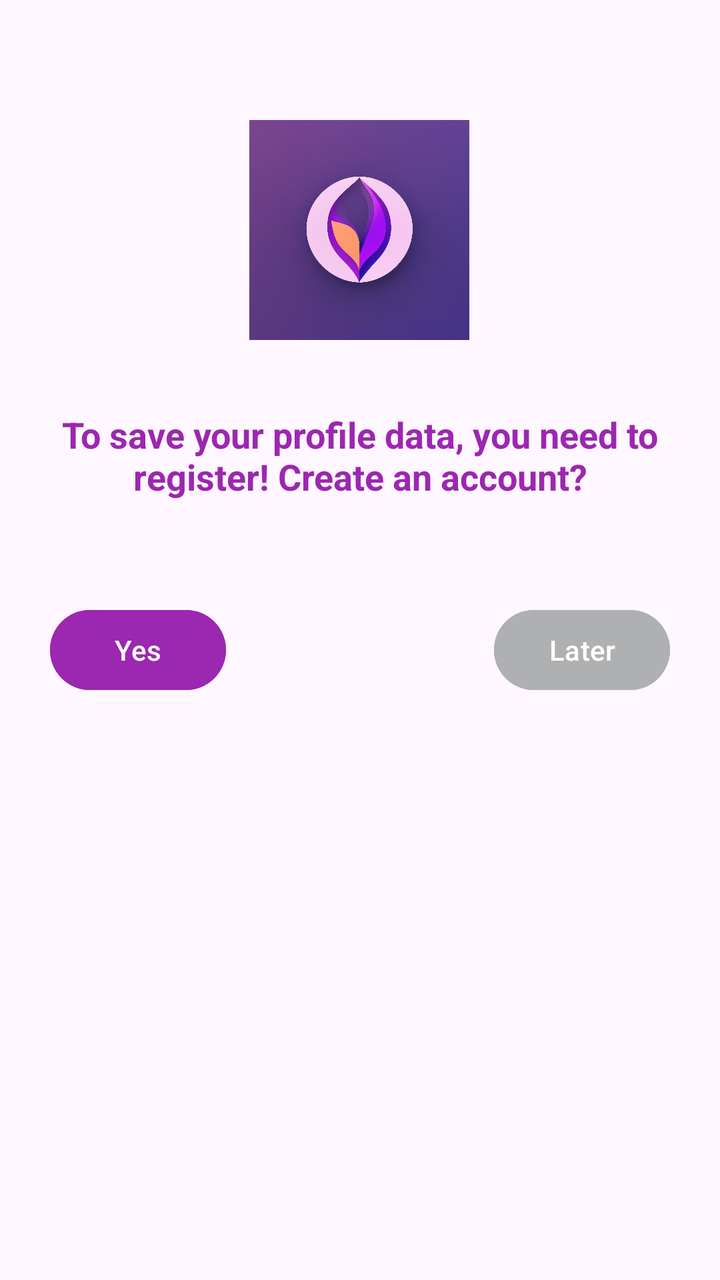
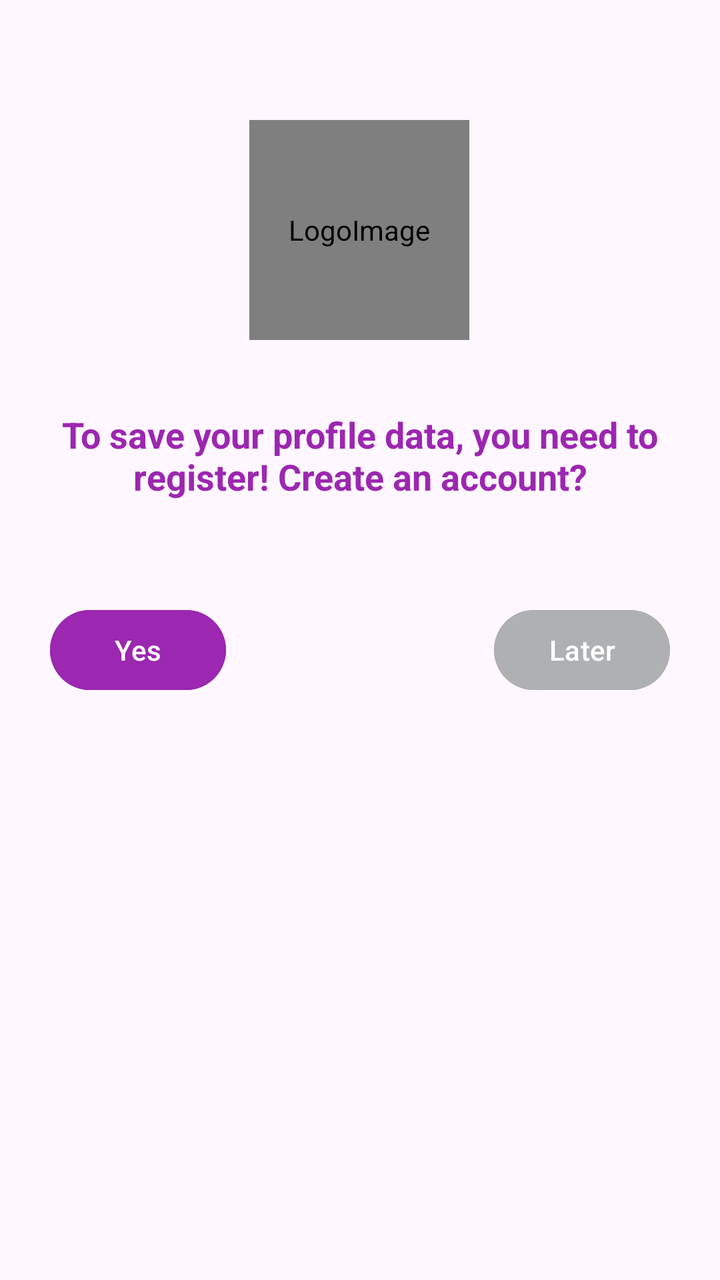

Before-and-after screenshots of an Android layout around one commit, followed by the original layout XML and the change that was made.
<!-- AndroidManifest.xml: application theme Theme.AppFond -->
<!-- res/layout/activity_unlogin_profileview.xml -->
<?xml version="1.0" encoding="utf-8"?>
<androidx.constraintlayout.widget.ConstraintLayout xmlns:android="http://schemas.android.com/apk/res/android"
    xmlns:app="http://schemas.android.com/apk/res-auto"
    xmlns:tools="http://schemas.android.com/tools"
    android:layout_width="match_parent"
    android:layout_height="match_parent"
    tools:context=".UnLoginProfileViewActivity">

    <ImageView
        android:id="@+id/imageLogoUnLogin"
        android:layout_width="110dp"
        android:layout_height="110dp"
        android:layout_marginStart="152dp"
        android:layout_marginTop="60dp"
        android:layout_marginEnd="153dp"
        app:layout_constraintEnd_toEndOf="parent"
        app:layout_constraintStart_toStartOf="parent"
        app:layout_constraintTop_toTopOf="parent"
        app:srcCompat="@drawable/epicheck_logo"
        android:contentDescription="LOGO" />

    <TextView
        android:id="@+id/textView19"
        android:layout_width="0dp"
        android:layout_height="81dp"
        android:layout_marginStart="10dp"
        android:layout_marginTop="35dp"
        android:layout_marginEnd="10dp"
        android:text="@string/_456"
        android:textAlignment="center"
        android:textColor="#9C27B0"
        android:textSize="18sp"
        android:textStyle="bold"
        app:layout_constraintEnd_toEndOf="parent"
        app:layout_constraintStart_toStartOf="parent"
        app:layout_constraintTop_toBottomOf="@+id/imageLogoUnLogin" />

    <Button
        android:id="@+id/buttonCreateAcc"
        android:layout_width="wrap_content"
        android:layout_height="wrap_content"
        android:layout_marginStart="25dp"
        android:layout_marginTop="15dp"
        android:backgroundTint="#9C27B0"
        android:text="@string/textYes"
        app:layout_constraintStart_toStartOf="parent"
        app:layout_constraintTop_toBottomOf="@+id/textView19" />

    <Button
        android:id="@+id/buttonCancel"
        android:layout_width="wrap_content"
        android:layout_height="wrap_content"
        android:layout_marginTop="15dp"
        android:layout_marginEnd="25dp"
        android:backgroundTint="@color/gray_light"
        android:text="@string/textLater"
        app:layout_constraintEnd_toEndOf="parent"
        app:layout_constraintTop_toBottomOf="@+id/textView19" />
</androidx.constraintlayout.widget.ConstraintLayout>
<!-- resources referenced by this layout -->
<resources>
  <color name="gray_light">#AEB0B2</color>
  <!-- drawable epicheck_logo: jpg bitmap (drawable, 87895 bytes) -->
  <string name="_456">To save your profile data, you need to register! Create an account?</string>
  <string name="textLater">Later</string>
  <string name="textYes">Yes</string>
  <style name="Theme.AppFond" parent="Theme.MaterialComponents.DayNight.NoActionBar">
          
          <item name="colorPrimary">@color/fiol</item>
          <item name="colorPrimaryVariant">@color/fiol</item>
          <item name="colorOnPrimary">@color/white</item>
          
          <item name="colorSecondary">@color/purple_400</item>
          <item name="colorSecondaryVariant">@color/purple_800</item>
          <item name="colorOnSecondary">@color/black</item>
          
          <item name="android:statusBarColor">?attr/colorPrimaryVariant</item>
          
      </style>
  <color name="fiol">#9C27B0</color>
  <color name="white">#FFFFFFFF</color>
  <color name="black">#FF000000</color>
</resources>

<!-- the commit's change to res/layout/activity_unlogin_profileview.xml (unified diff, before → after) -->
@@ -6,7 +6,7 @@
     android:layout_height="match_parent"
     tools:context=".UnLoginProfileViewActivity">
 
-    <ImageView
+    <de.hdodenhof.circleimageview.CircleImageView
         android:id="@+id/imageLogoUnLogin"
         android:layout_width="110dp"
         android:layout_height="110dp"
@@ -16,8 +16,13 @@
         app:layout_constraintEnd_toEndOf="parent"
         app:layout_constraintStart_toStartOf="parent"
         app:layout_constraintTop_toTopOf="parent"
-        app:srcCompat="@drawable/epicheck_logo"
-        android:contentDescription="LOGO" />
+        android:adjustViewBounds="false"
+        android:src="@drawable/epicheck_logo"
+        app:civ_border_color="@color/fiol_bleed"
+        app:civ_border_width="2dp"
+        android:contentDescription="@string/logoimage_hont"
+        tools:ignore="ImageContrastCheck"
+        />
 
     <TextView
         android:id="@+id/textView19"
<!-- resource entries referenced after the edit -->
@@ -1,8 +1,10 @@
 <!-- resources referenced by this layout -->
 <resources>
+  <color name="fiol_bleed">#D27AE1</color>
   <color name="gray_light">#AEB0B2</color>
   <!-- drawable epicheck_logo: jpg bitmap (drawable, 87895 bytes) -->
   <string name="_456">To save your profile data, you need to register! Create an account?</string>
+  <string name="logoimage_hont">LogoImage</string>
   <string name="textLater">Later</string>
   <string name="textYes">Yes</string>
   <style name="Theme.AppFond" parent="Theme.MaterialComponents.DayNight.NoActionBar">
